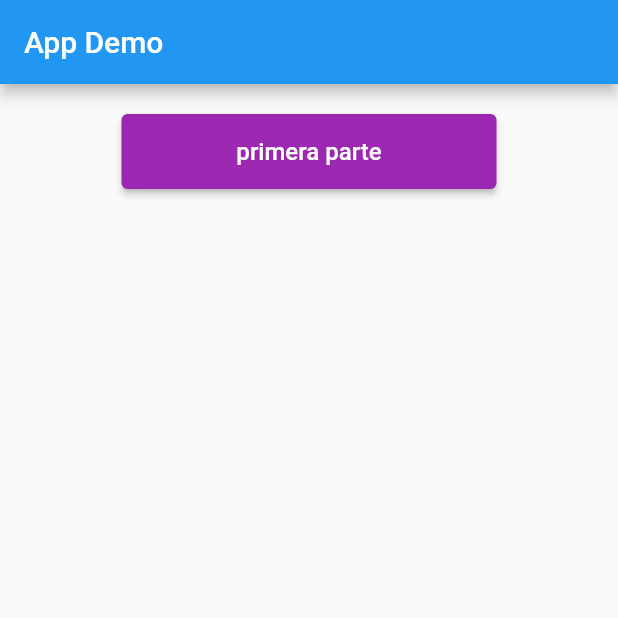
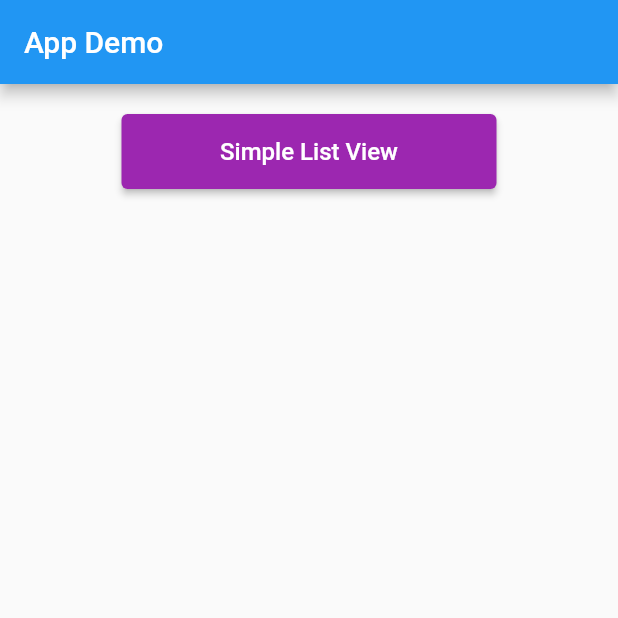
Before and after one commit to kleysonklaus/flutter_practice_code, a Flutter app: the screen it shows after launch, on a phone screen of 412 x 824 dp, the top half of it. Run offline on Flutter 3.47's test engine with Material 2 defaults, Android fonts, the light colour scheme and no system bars.

Commit message:
feat(text): simple list view text

```diff
--- a/lib/app.dart
+++ b/lib/app.dart
@@ -14,7 +14,7 @@ class App extends StatelessWidget {
           child: Column(
             children: [
               FpcButtom(
-                label: "primera parte",
+                label: "Simple List View",
                 onTap: () {},
               ),
             ],
```
